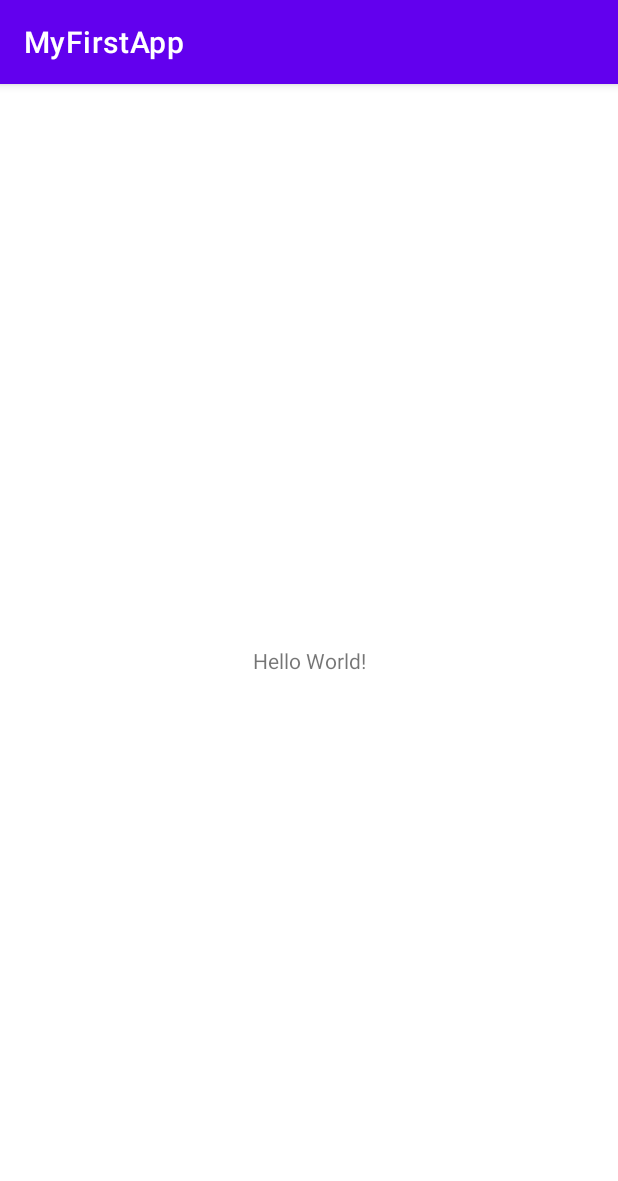
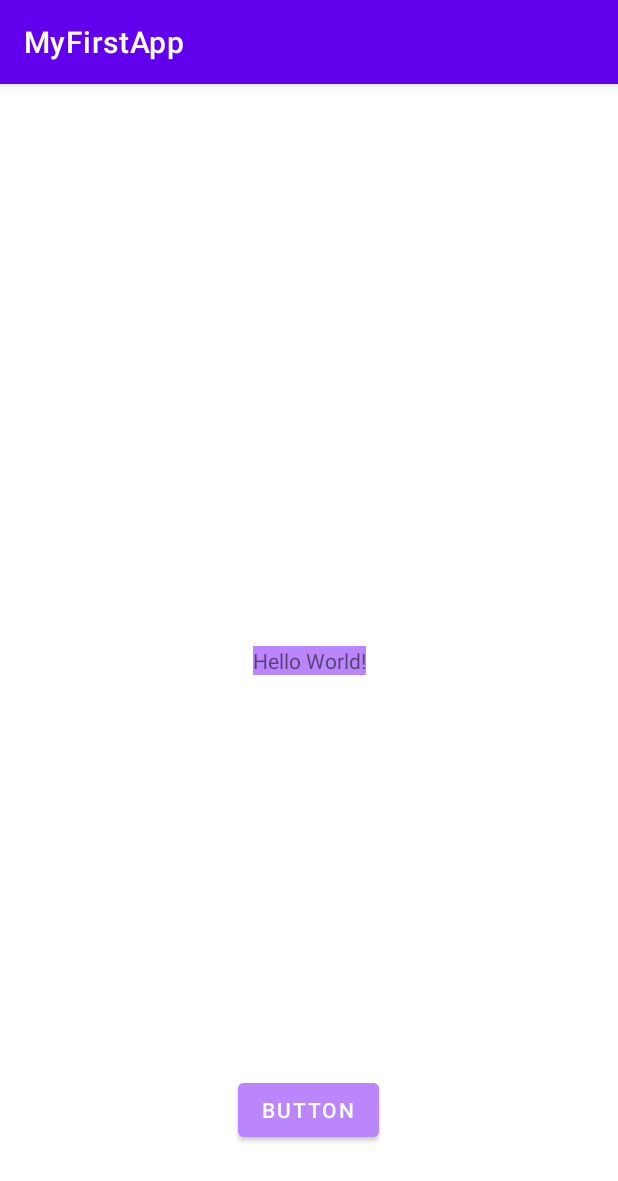
Before and after one commit to MikhailPushkarev25/MyAndroidOnKotlin, an Android app: the screen it shows after launch (MainActivity), on a phone screen of 412 x 824 dp. Shown: the top 1181 px of the screen. Run offline under Robolectric (Android 15) with nearby library versions, the phone set to English and light mode, and no system bars.

Commit message:
TextAndButton

```diff
--- a/app/src/main/java/com/example/myapplication/MainActivity.kt
+++ b/app/src/main/java/com/example/myapplication/MainActivity.kt
@@ -2,10 +2,23 @@ package com.example.myapplication
 
 import androidx.appcompat.app.AppCompatActivity
 import android.os.Bundle
+import android.view.View
+import android.widget.Button
+import android.widget.TextView
 
 class MainActivity : AppCompatActivity() {
+
+    lateinit var tvText: TextView
+    lateinit var btnButton: Button
+
     override fun onCreate(savedInstanceState: Bundle?) {
         super.onCreate(savedInstanceState)
-        setContentView(R.layout.activity_main)
+        setContentView(R.layout.activity_main);
+        tvText = findViewById(R.id.tvText)
+        btnButton = findViewById(R.id.btnTest)
+
+        btnButton.setOnClickListener {
+            tvText.text = "it is work"
+        }
     }
 }
--- a/app/src/main/res/layout/activity_main.xml
+++ b/app/src/main/res/layout/activity_main.xml
@@ -7,12 +7,27 @@
     tools:context=".MainActivity">
 
     <TextView
+        android:id="@+id/tvText"
         android:layout_width="wrap_content"
         android:layout_height="wrap_content"
+        android:background="@color/purple_200"
         android:text="Hello World!"
         app:layout_constraintBottom_toBottomOf="parent"
         app:layout_constraintEnd_toEndOf="parent"
         app:layout_constraintStart_toStartOf="parent"
         app:layout_constraintTop_toTopOf="parent" />
 
+    <Button
+        android:id="@+id/btnTest"
+        android:layout_width="wrap_content"
+        android:layout_height="wrap_content"
+        android:layout_marginBottom="60dp"
+        android:backgroundTint="@color/purple_200"
+        android:text="Button"
+        app:layout_constraintBottom_toBottomOf="parent"
+        app:layout_constraintEnd_toEndOf="parent"
+        app:layout_constraintHorizontal_bias="0.498"
+        app:layout_constraintStart_toStartOf="parent"
+        app:toggleCheckedStateOnClick="false" />
+
 </androidx.constraintlayout.widget.ConstraintLayout>
```
